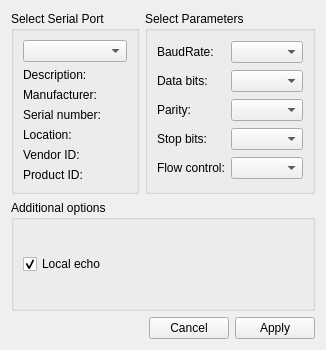
Qt form settingsdialog.ui (pr4u4t/automatron3000) before a commit.
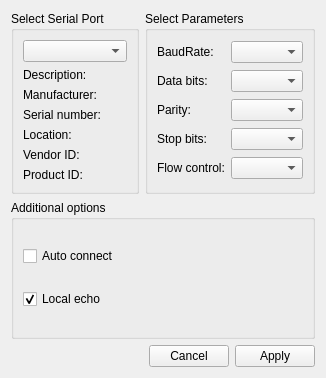
The same form after that commit. Custom widgets are drawn as their Qt base class.

What changed in the file:
```diff
--- a/settingsdialog.ui
+++ b/settingsdialog.ui
@@ -7,7 +7,7 @@
     <x>0</x>
     <y>0</y>
     <width>326</width>
-    <height>350</height>
+    <height>378</height>
    </rect>
   </property>
   <property name="windowTitle">
@@ -164,6 +164,13 @@
       <string>Additional options</string>
      </property>
      <layout class="QVBoxLayout" name="verticalLayout">
+      <item>
+       <widget class="QCheckBox" name="autoConnectCheckBox">
+        <property name="text">
+         <string>Auto connect</string>
+        </property>
+       </widget>
+      </item>
       <item>
        <widget class="QCheckBox" name="localEchoCheckBox">
         <property name="text">
```
